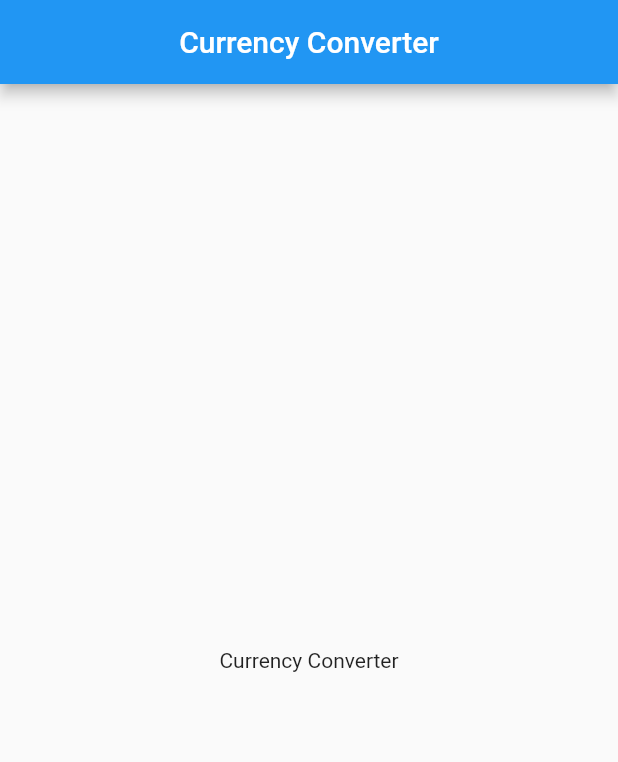
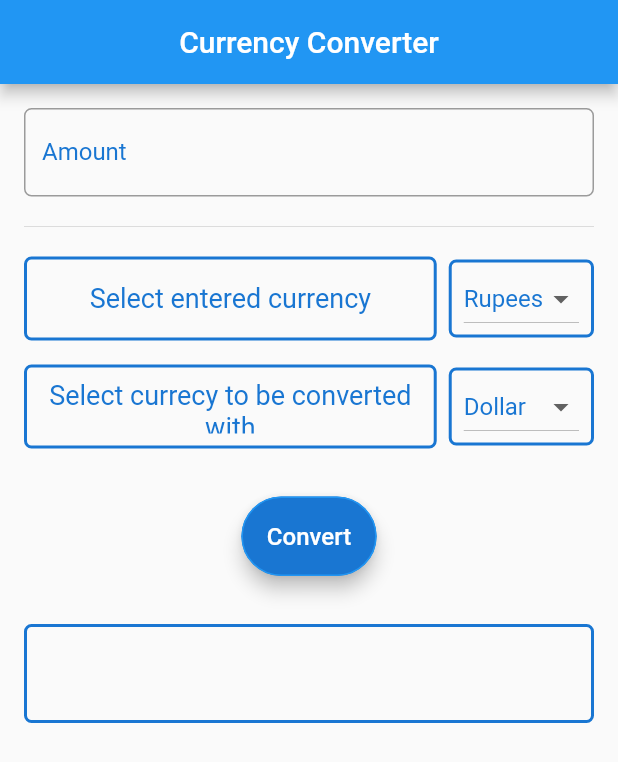
Before and after one commit to RitamChakraborty/currency_converter, a Flutter app: the screen it shows after launch, on a phone screen of 412 x 824 dp. Shown: the top 762 px of the screen. Run offline on Flutter 3.47's test engine with Material 2 defaults, Android fonts, the phone set to English and light mode, and no system bars.

Commit message:
App created :)

```diff
--- /dev/null
+++ b/lib/body.dart
@@ -0,0 +1,284 @@
+import 'package:flutter/material.dart';
+
+class Body extends StatefulWidget {
+  @override
+  _BodyState createState() => _BodyState();
+
+  final List<String> _currencies = ["Rupees", "Dollar", "Pound", "Euro"];
+}
+
+class _BodyState extends State<Body> {
+  TextEditingController _textEditingController;
+  final _minPadding = EdgeInsets.all(8.0);
+  final _maxPadding = EdgeInsets.all(17.0);
+  String _enteredCurrency;
+  String _convertedCurrency;
+  var _formKey = GlobalKey<FormState>();
+  double _finalValue;
+  String _resultString;
+
+  void _handleConvertButtonPressed() {
+    double amount;
+    setState(() {
+      if (_formKey.currentState.validate()) {
+        amount = double.parse(_textEditingController.text);
+
+        if (_enteredCurrency == widget._currencies[0] &&
+            _convertedCurrency == widget._currencies[0]) {
+          _finalValue = amount;
+        } else if (_enteredCurrency == widget._currencies[0] &&
+            _convertedCurrency == widget._currencies[1]) {
+          _finalValue = amount * 0.014;
+        } else if (_enteredCurrency == widget._currencies[0] &&
+            _convertedCurrency == widget._currencies[2]) {
+          _finalValue = amount * 0.011;
+        } else if (_enteredCurrency == widget._currencies[0] &&
+            _convertedCurrency == widget._currencies[3]) {
+          _finalValue = amount * 0.013;
+        } else if (_enteredCurrency == widget._currencies[1] &&
+            _convertedCurrency == widget._currencies[1]) {
+          _finalValue = amount;
+        } else if (_enteredCurrency == widget._currencies[1] &&
+            _convertedCurrency == widget._currencies[0]) {
+          _finalValue = amount * 70.29;
+        } else if (_enteredCurrency == widget._currencies[1] &&
+            _convertedCurrency == widget._currencies[2]) {
+          _finalValue = amount * 0.76;
+        } else if (_enteredCurrency == widget._currencies[1] &&
+            _convertedCurrency == widget._currencies[3]) {
+          _finalValue = amount * 0.88;
+        } else if (_enteredCurrency == widget._currencies[2] &&
+            _convertedCurrency == widget._currencies[2]) {
+          _finalValue = amount;
+        } else if (_enteredCurrency == widget._currencies[2] &&
+            _convertedCurrency == widget._currencies[0]) {
+          _finalValue = amount * 92.38;
+        } else if (_enteredCurrency == widget._currencies[2] &&
+            _convertedCurrency == widget._currencies[1]) {
+          _finalValue = amount * 1.31;
+        } else if (_enteredCurrency == widget._currencies[2] &&
+            _convertedCurrency == widget._currencies[3]) {
+          _finalValue = amount * 1.16;
+        } else if (_enteredCurrency == widget._currencies[3] &&
+            _convertedCurrency == widget._currencies[3]) {
+          _finalValue = amount;
+        } else if (_enteredCurrency == widget._currencies[3] &&
+            _convertedCurrency == widget._currencies[0]) {
+          _finalValue = amount * 79.48;
+        } else if (_enteredCurrency == widget._currencies[3] &&
+            _convertedCurrency == widget._currencies[1]) {
+          _finalValue = amount * 1.13;
+        } else if (_enteredCurrency == widget._currencies[3] &&
+            _convertedCurrency == widget._currencies[2]) {
+          _finalValue = amount * 0.86;
+        }
+      }
+
+      _resultString =
+          "$amount in $_enteredCurrency = $_finalValue in $_convertedCurrency";
+    });
+  }
+
+  @override
+  void initState() {
+    super.initState();
+    _textEditingController = TextEditingController();
+    _enteredCurrency = widget._currencies[0];
+    _convertedCurrency = widget._currencies[1];
+    _resultString = "";
+  }
+
+  @override
+  Widget build(BuildContext context) => ListView(
+        padding: EdgeInsets.all(16.0),
+        children: <Widget>[
+          Column(
+            crossAxisAlignment: CrossAxisAlignment.center,
+            children: <Widget>[
+              textFormField(
+                  labelText: "Amount",
+                  hintText: "Enter amount to be converted",
+                  controller: _textEditingController,
+                  formKey: _formKey,
+                  context: context),
+              SizedBox(
+                height: 12.0,
+              ),
+              Divider(),
+              SizedBox(
+                height: 12.0,
+              ),
+              customRow(
+                  text: "Select entered currency",
+                  list: widget._currencies,
+                  value: _enteredCurrency,
+                  key: 0,
+                  context: context),
+              SizedBox(
+                height: 16.0,
+              ),
+              customRow(
+                  text: "Select currecy to be converted with",
+                  list: widget._currencies,
+                  value: _convertedCurrency,
+                  key: 1,
+                  context: context),
+              SizedBox(
+                height: 32,
+              ),
+              convertButton(context: context),
+              SizedBox(
+                height: 32,
+              ),
+              resultBox(context: context),
+            ],
+          )
+        ],
+      );
+
+  Widget textFormField(
+      {@required String labelText,
+      @required String hintText,
+      @required TextEditingController controller,
+      @required Key formKey,
+      @required BuildContext context}) {
+    final labelStyle =
+        TextStyle(color: Theme.of(context).primaryColorDark, fontSize: 16.0);
+
+    final hintStyle =
+        TextStyle(color: Theme.of(context).primaryColorLight, fontSize: 16.0);
+
+    final borderSide = BorderSide(
+        color: Theme.of(context).primaryColorDark,
+        width: 4.0,
+        style: BorderStyle.solid);
+
+    final outlineInputBorder = OutlineInputBorder(
+      borderSide: borderSide,
+      borderRadius: BorderRadius.all(Radius.circular(5.0)),
+    );
+
+    return Form(
+      key: formKey,
+      child: TextFormField(
+        decoration: InputDecoration(
+            labelText: labelText,
+            labelStyle: labelStyle,
+            hintText: hintText,
+            hintStyle: hintStyle,
+            border: outlineInputBorder),
+        validator: (value) {
+          if (value.isEmpty) {
+            return "Please enter some amount";
+          }
+        },
+        controller: controller,
+        keyboardType: TextInputType.number,
+      ),
+    );
+  }
+
+  Decoration boxDecoration({@required BuildContext context}) => BoxDecoration(
+      borderRadius: BorderRadius.circular(5.0),
+      border: Border.all(
+          color: Theme.of(context).primaryColorDark,
+          width: 2.0,
+          style: BorderStyle.solid));
+
+  Widget customRow({
+    @required String text,
+    @required List<String> list,
+    @required String value,
+    @required int key,
+    @required BuildContext context,
+  }) {
+    final textWidget = Text(
+      text,
+      textAlign: TextAlign.center,
+      style: TextStyle(
+        color: Theme.of(context).primaryColorDark,
+        fontSize: 18.0,
+      ),
+    );
+
+    final textContainer = Expanded(
+        child: Container(
+            padding: _minPadding,
+            height: 56,
+            decoration: boxDecoration(context: context),
+            child: Center(
+              child: textWidget,
+            )));
+
+    return Row(
+      mainAxisAlignment: MainAxisAlignment.spaceBetween,
+      crossAxisAlignment: CrossAxisAlignment.center,
+      children: <Widget>[
+        textContainer,
+        SizedBox(
+          width: 8.0,
+        ),
+        dropdownMenuButton(
+            list: list, value: value, key: key, context: context),
+      ],
+    );
+  }
+
+  Widget dropdownMenuButton(
+          {@required List<String> list,
+          @required String value,
+          @required int key,
+          @required BuildContext context}) =>
+      Container(
+        decoration: boxDecoration(context: context),
+        padding: EdgeInsets.symmetric(horizontal: 8.0),
+        child: DropdownButton<String>(
+            items: list
+                .map((String dropdownItem) => DropdownMenuItem<String>(
+                      value: dropdownItem,
+                      child: Text(
+                        dropdownItem,
+                        style: TextStyle(
+                            color: Theme.of(context).primaryColorDark),
+                      ),
+                    ))
+                .toList(),
+            value: value,
+            onChanged: (String dropdownItem) {
+              setState(() {
+                if (key == 0) {
+                  _enteredCurrency = dropdownItem;
+                } else if (key == 1) {
+                  _convertedCurrency = dropdownItem;
+                }
+              });
+            }),
+      );
+
+  Widget convertButton({@required BuildContext context}) => MaterialButton(
+        padding: _maxPadding,
+        elevation: 5.0,
+        color: Theme.of(context).primaryColorDark,
+        splashColor: Theme.of(context).splashColor,
+        textColor: Colors.white,
+        shape: StadiumBorder(
+            side: BorderSide(color: Theme.of(context).accentColor)),
+        child: Text(
+          "Convert",
+          style: TextStyle(fontSize: 16.0),
+        ),
+        onPressed: _handleConvertButtonPressed,
+      );
+
+  Widget resultBox({@required BuildContext context}) => Container(
+        width: MediaQuery.of(context).size.width,
+        decoration: boxDecoration(context: context),
+        padding: _maxPadding,
+        child: Text(
+          _resultString,
+          textAlign: TextAlign.center,
+          style: TextStyle(
+              fontSize: 24.0, color: Theme.of(context).primaryColorDark),
+        ),
+      );
+}
--- a/lib/main.dart
+++ b/lib/main.dart
@@ -1,3 +1,4 @@
+import 'package:currency_converter/body.dart';
 import 'package:flutter/material.dart';
 
 void main() => runApp(MyApp());
@@ -21,8 +22,6 @@ class Home extends StatelessWidget {
           title: Text("Currency Converter"),
           centerTitle: true,
         ),
-        body: Center(
-          child: Text("Currency Converter"),
-        ),
+        body: Body(),
       ));
 }
```
